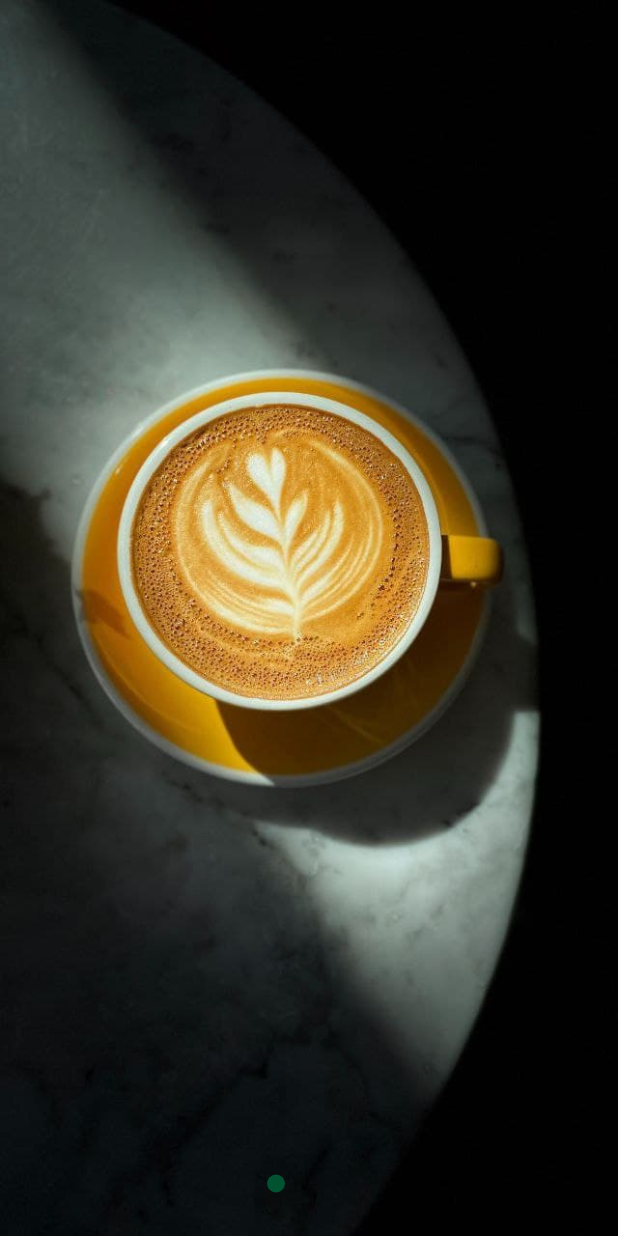
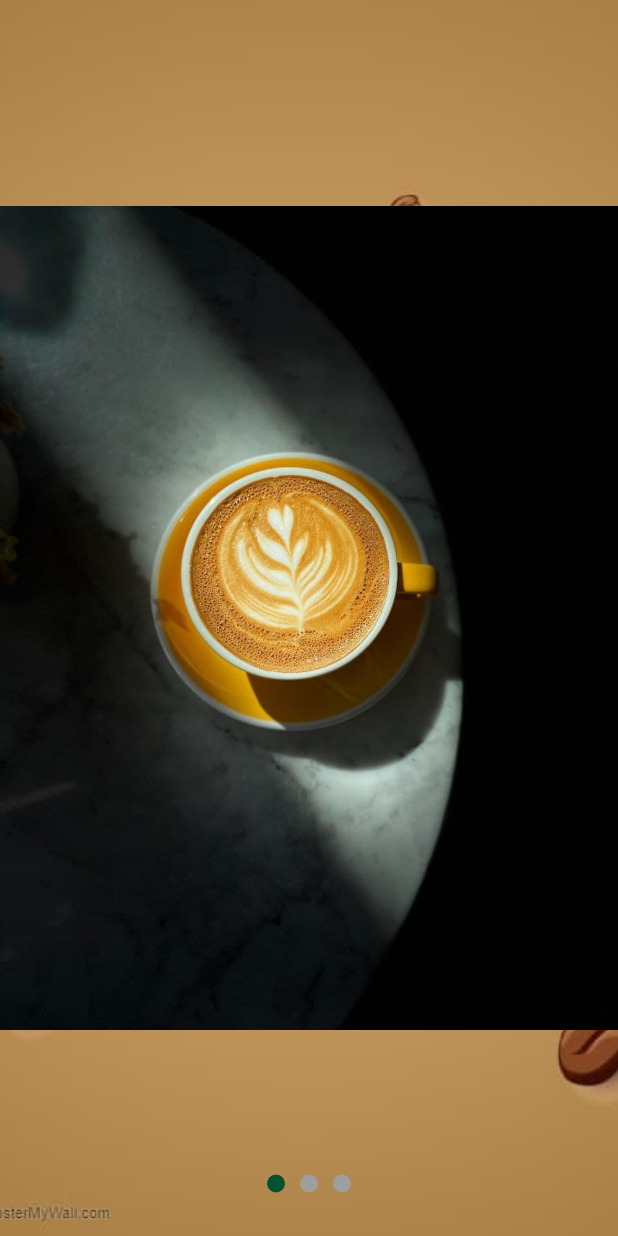
Before and after one commit to SamaritanoDev/Reto_flutter, a Flutter app: the screen it shows after launch, on a phone screen of 412 x 824 dp. Run offline on Flutter 3.47's test engine with Material 2 defaults, Android fonts, the phone set to English and light mode, and no system bars; missing offline and left inert: flutter_card_swipper.

Commit message:
banner listo

```diff
--- a/primer_reto/lib/screens/slide_show_screen.dart
+++ b/primer_reto/lib/screens/slide_show_screen.dart
@@ -1,7 +1,9 @@
 import 'package:flutter/material.dart';
+
 import 'package:primer_reto/models/slider_model.dart';
-import 'package:primer_reto/theme/theme.dart';
 import 'package:provider/provider.dart';
+
+import 'package:primer_reto/widgets/widgets.dart';
 
 class SlideShowScreen extends StatelessWidget {
   const SlideShowScreen({Key? key}) : super(key: key);
@@ -13,113 +15,12 @@ class SlideShowScreen extends StatelessWidget {
       child: Scaffold(
         body: Stack(
           children: const [
-            _Slides(),
-            _Dots(),
+            BannerCoffe(),
+            Slides(),
+            Dots(),
           ],
         ),
       ),
     );
   }
 }
-
-class _Dots extends StatelessWidget {
-  const _Dots({Key? key}) : super(key: key);
-
-  @override
-  Widget build(BuildContext context) {
-    return Align(
-      alignment: Alignment.bottomCenter,
-      child: SizedBox(
-        width: double.infinity,
-        height: 70,
-        child: Row(
-          mainAxisAlignment: MainAxisAlignment.center,
-          children: const [
-            _Dot(0),
-            _Dot(1),
-            _Dot(2),
-          ],
-        ),
-      ),
-    );
-  }
-}
-
-class _Dot extends StatelessWidget {
-  final int index;
-
-  const _Dot(
-    this.index, {
-    Key? key,
-  }) : super(key: key);
-
-  @override
-  Widget build(BuildContext context) {
-    final pageViewIndex = Provider.of<SliderModel>(context).currentPage;
-
-    return AnimatedContainer(
-      duration: const Duration(milliseconds: 200),
-      width: 12,
-      height: 12,
-      margin: const EdgeInsets.symmetric(horizontal: 5),
-      decoration: BoxDecoration(
-          color: (pageViewIndex >= index - 0.5 && pageViewIndex < index + 0.05)
-              ? AppTheme.colorprimary
-              : Colors.transparent,
-          shape: BoxShape.circle),
-    );
-  }
-}
-
-class _Slides extends StatefulWidget {
-  const _Slides({Key? key}) : super(key: key);
-
-  @override
-  State<_Slides> createState() => _SlidesState();
-}
-
-class _SlidesState extends State<_Slides> {
-  final pageViewController = PageController();
-
-  @override
-  void initState() {
-    pageViewController.addListener(() {
-      //actualizar provider
-      context.read<SliderModel>().currentPage =
-          pageViewController.page?.toInt() ?? 0;
-    });
-    super.initState();
-  }
-
-  @override
-  void dispose() {
-    pageViewController.dispose();
-    super.dispose();
-  }
-
-  @override
-  Widget build(BuildContext context) {
-    return PageView(
-      controller: pageViewController,
-      children: const [
-        _Slide('assets/images/coffeone.jpg'),
-        _Slide('assets/images/coffeetwo.jpg'),
-        _Slide('assets/images/coffeethree.jpg'),
-      ],
-    );
-  }
-}
-
-class _Slide extends StatelessWidget {
-  final String url;
-
-  const _Slide(this.url);
-
-  @override
-  Widget build(BuildContext context) {
-    return FadeInImage(
-        fit: BoxFit.cover,
-        placeholder: const AssetImage('assets/gif/coffee.gif'),
-        image: AssetImage(url));
-  }
-}
--- /dev/null
+++ b/primer_reto/lib/widgets/banner.dart
@@ -0,0 +1,17 @@
+import 'package:flutter/material.dart';
+
+class BannerCoffe extends StatelessWidget {
+  const BannerCoffe({Key? key}) : super(key: key);
+
+  @override
+  Widget build(BuildContext context) {
+    return Container(
+      decoration: const BoxDecoration(
+        image: DecorationImage(
+          image: AssetImage("assets/images/bannerone.jpg"),
+          fit: BoxFit.cover,
+        ),
+      ),
+    );
+  }
+}
--- a/primer_reto/lib/widgets/card_swiper.dart
+++ b/primer_reto/lib/widgets/card_swiper.dart
@@ -28,8 +28,8 @@ class CardSwiper extends StatelessWidget {
 }
 
 class _Slide extends StatelessWidget {
-  const _Slide(svg, {Key? key}) : super(key: key);
-  final String svg = 'assets/images/coffeefour.jpg';
+  const _Slide(this.svg, {Key? key}) : super(key: key);
+  final String svg;
   @override
   Widget build(BuildContext context) {
     return FadeInImage(
--- /dev/null
+++ b/primer_reto/lib/widgets/slideshow.dart
@@ -0,0 +1,106 @@
+import 'package:flutter/material.dart';
+import 'package:provider/provider.dart';
+
+import '../models/slider_model.dart';
+import '../theme/theme.dart';
+
+class Slides extends StatefulWidget {
+  const Slides({Key? key}) : super(key: key);
+
+  @override
+  State<Slides> createState() => SlidesState();
+}
+
+class SlidesState extends State<Slides> {
+  final pageViewController = PageController();
+
+  @override
+  void initState() {
+    pageViewController.addListener(() {
+      //actualizar provider
+      context.read<SliderModel>().currentPage =
+          pageViewController.page?.toInt() ?? 0;
+    });
+    super.initState();
+  }
+
+  @override
+  void dispose() {
+    pageViewController.dispose();
+    super.dispose();
+  }
+
+  @override
+  Widget build(BuildContext context) {
+    return PageView(
+      controller: pageViewController,
+      children: const [
+        _Slide('assets/images/coffeone.jpg'),
+        _Slide('assets/images/coffeetwo.jpg'),
+        _Slide('assets/images/coffeethree.jpg'),
+      ],
+    );
+  }
+}
+
+class _Slide extends StatelessWidget {
+  final String url;
+
+  const _Slide(this.url);
+
+  @override
+  Widget build(BuildContext context) {
+    return Image(
+        //fit: BoxFit.cover,
+        image: AssetImage(url));
+  }
+}
+
+class Dots extends StatelessWidget {
+  const Dots({Key? key}) : super(key: key);
+
+  @override
+  Widget build(BuildContext context) {
+    return Align(
+      alignment: Alignment.bottomCenter,
+      child: SizedBox(
+        width: double.infinity,
+        height: 70,
+        child: Row(
+          mainAxisAlignment: MainAxisAlignment.center,
+          children: const [
+            _Dot(0),
+            _Dot(1),
+            _Dot(2),
+          ],
+        ),
+      ),
+    );
+  }
+}
+
+class _Dot extends StatelessWidget {
+  final int index;
+
+  const _Dot(
+    this.index, {
+    Key? key,
+  }) : super(key: key);
+
+  @override
+  Widget build(BuildContext context) {
+    final pageViewIndex = Provider.of<SliderModel>(context).currentPage;
+
+    return AnimatedContainer(
+      duration: const Duration(milliseconds: 200),
+      width: 12,
+      height: 12,
+      margin: const EdgeInsets.symmetric(horizontal: 5),
+      decoration: BoxDecoration(
+          color: (pageViewIndex >= index - 0.5 && pageViewIndex < index + 0.05)
+              ? AppTheme.colorprimary
+              : Colors.grey,
+          shape: BoxShape.circle),
+    );
+  }
+}
--- a/primer_reto/lib/widgets/widgets.dart
+++ b/primer_reto/lib/widgets/widgets.dart
@@ -1 +1,3 @@
 export 'package:primer_reto/widgets/card_swiper.dart';
+export 'package:primer_reto/widgets/slideshow.dart';
+export 'package:primer_reto/widgets/banner.dart';
```
